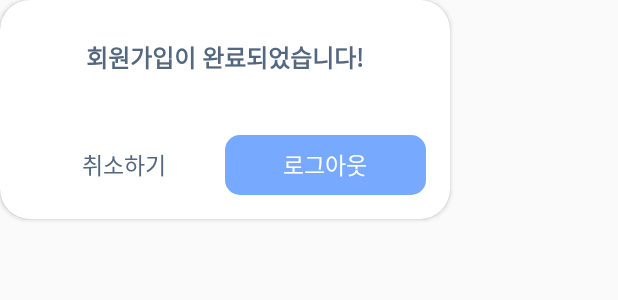
After one commit to team-nk/kim-il-jeong-android-archived, an Android app: the layout dialog_all_double_button.xml on its own in the app's theme, with its tools: preview values and no code run, on a phone screen of 412 x 824 dp. The commit adds this screen. Shown: the top 300 px of the screen. Run offline under Robolectric (Android 15) with nearby library versions, the phone set to English and light mode, and no system bars.

Commit message:
feat :: double button dialog

```diff
--- /dev/null
+++ b/app/src/main/res/layout/dialog_all_double_button.xml
@@ -0,0 +1,51 @@
+<?xml version="1.0" encoding="utf-8"?>
+<layout xmlns:android="http://schemas.android.com/apk/res/android"
+    xmlns:app="http://schemas.android.com/apk/res-auto"
+    xmlns:tools="http://schemas.android.com/tools">
+
+    <androidx.cardview.widget.CardView
+        android:layout_width="wrap_content"
+        android:layout_height="wrap_content"
+        app:cardCornerRadius="20dp">
+
+        <androidx.constraintlayout.widget.ConstraintLayout
+            android:layout_width="300dp"
+            android:layout_height="146dp"
+            android:padding="16dp">
+
+            <TextView
+                android:id="@+id/tv_dialog_double_title"
+                style="@style/TextViewDialogTitle"
+                app:layout_constraintBottom_toTopOf="@id/btn_dialog_double_cancel"
+                app:layout_constraintEnd_toEndOf="parent"
+                app:layout_constraintStart_toStartOf="parent"
+                app:layout_constraintTop_toTopOf="parent"
+                app:layout_constraintVertical_bias="0.2"
+                tools:text="@string/dialog_register_success_title" />
+
+            <TextView
+                android:id="@+id/btn_dialog_double_cancel"
+                style="@style/TextViewPrimary"
+                android:layout_width="0dp"
+                android:layout_height="40dp"
+                android:text="@string/do_cancel"
+                app:layout_constraintBottom_toBottomOf="parent"
+                app:layout_constraintEnd_toStartOf="@id/btn_dialog_double_accept"
+                app:layout_constraintStart_toStartOf="parent"
+                app:layout_constraintTop_toTopOf="parent"
+                app:layout_constraintVertical_bias="1" />
+
+            <Button
+                android:id="@+id/btn_dialog_double_accept"
+                style="@style/ButtonPrimary"
+                android:layout_width="0dp"
+                android:layout_height="40dp"
+                android:text="@string/mypage_logout"
+                app:layout_constraintBottom_toBottomOf="@id/btn_dialog_double_cancel"
+                app:layout_constraintEnd_toEndOf="parent"
+                app:layout_constraintStart_toEndOf="@id/btn_dialog_double_cancel"
+                app:layout_constraintTop_toTopOf="@id/btn_dialog_double_cancel"
+                app:layout_constraintVertical_bias="1" />
+        </androidx.constraintlayout.widget.ConstraintLayout>
+    </androidx.cardview.widget.CardView>
+</layout>
--- a/app/src/main/res/values/styles.xml
+++ b/app/src/main/res/values/styles.xml
@@ -25,6 +25,16 @@
         <item name="android:layout_width">0dp</item>
         <item name="android:textColor">@color/color_surface</item>
         <item name="android:background">@drawable/all_button_primary</item>
+        <item name="android:stateListAnimator">@null</item>
+    </style>
+
+    <style name="TextViewPrimary" parent="Widget.AppCompat.TextView">
+        <item name="android:textSize">15sp</item>
+        <item name="android:textAlignment">center</item>
+        <item name="android:gravity">center</item>
+        <item name="android:layout_height">40dp</item>
+        <item name="android:layout_width">0dp</item>
+        <item name="android:textColor">@color/color_text</item>
         <item name="android:stateListAnimator">@null</item>
     </style>
 
```
